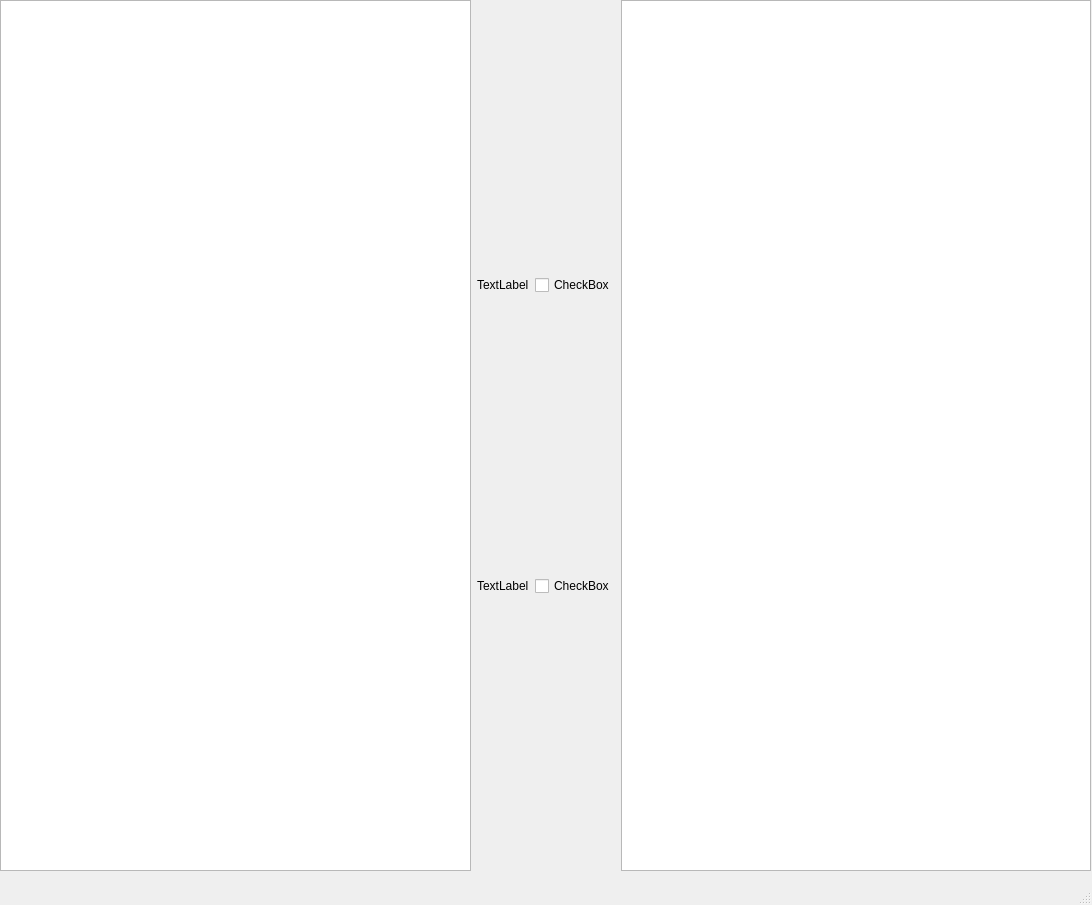
This is untitled.ui in DerZiad/Blockchain-Analyse-Von-Proof-Of-Work as Qt 5 draws it before an edit. The edited form follows.
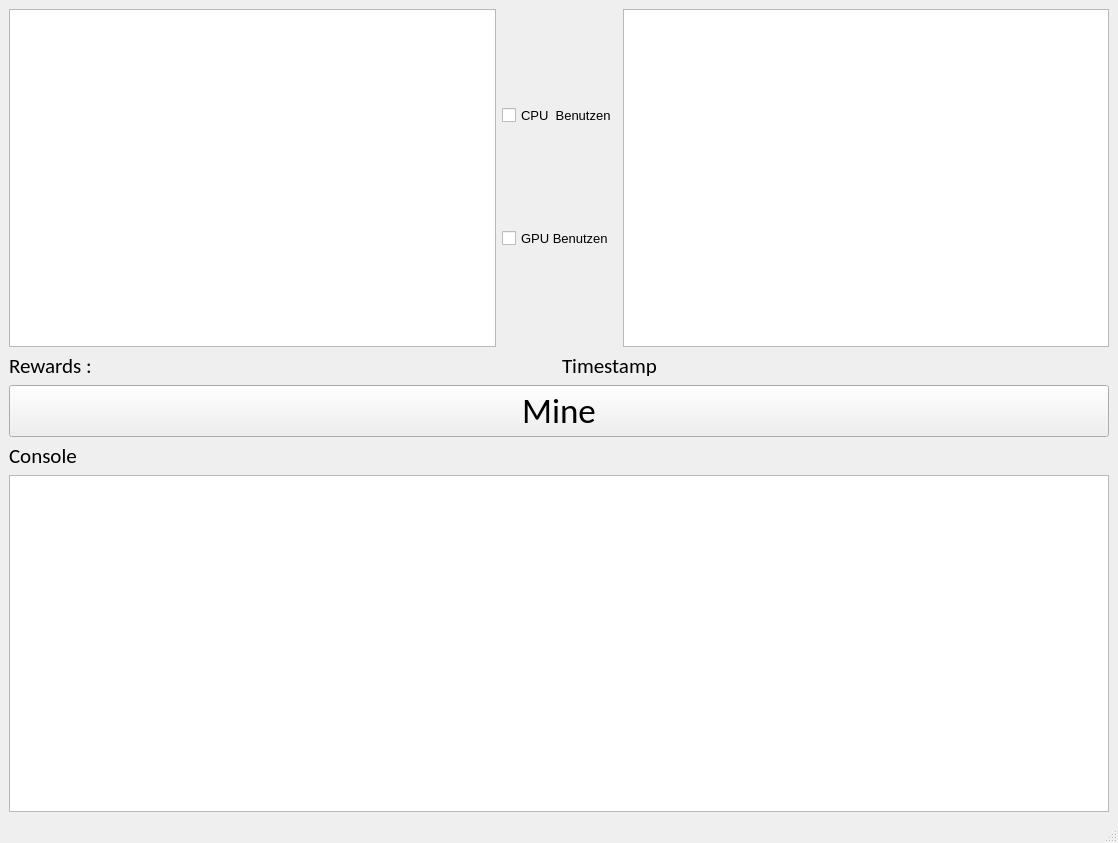
This is the edited form.

The edit to the form file:
```diff
--- a/untitled.ui
+++ b/untitled.ui
@@ -6,23 +6,16 @@
    <rect>
     <x>0</x>
     <y>0</y>
-    <width>1092</width>
-    <height>905</height>
+    <width>1118</width>
+    <height>843</height>
    </rect>
   </property>
   <property name="windowTitle">
    <string>MainWindow</string>
   </property>
   <widget class="QWidget" name="centralwidget">
-   <widget class="QWidget" name="verticalLayoutWidget_2">
-    <property name="geometry">
-     <rect>
-      <x>0</x>
-      <y>0</y>
-      <width>1091</width>
-      <height>871</height>
-     </rect>
-    </property>
+   <layout class="QGridLayout" name="gridLayout_2">
+    <item row="0" column="0">
     <layout class="QVBoxLayout" name="verticalLayout_2">
      <item>
       <layout class="QHBoxLayout" name="horizontalLayout">
@@ -33,17 +26,15 @@
         <layout class="QVBoxLayout" name="verticalLayout">
          <item>
           <layout class="QHBoxLayout" name="horizontalLayout_4">
-           <item>
-            <widget class="QLabel" name="label_2">
-             <property name="text">
-              <string>TextLabel</string>
-             </property>
-            </widget>
-           </item>
            <item>
             <widget class="QCheckBox" name="checkBox">
+              <property name="font">
+               <font>
+                <pointsize>10</pointsize>
+               </font>
+              </property>
              <property name="text">
-              <string>CheckBox</string>
+               <string>CPU  Benutzen</string>
              </property>
             </widget>
            </item>
@@ -51,17 +42,15 @@
          </item>
          <item>
           <layout class="QHBoxLayout" name="horizontalLayout_2">
-           <item>
-            <widget class="QLabel" name="label">
-             <property name="text">
-              <string>TextLabel</string>
-             </property>
-            </widget>
-           </item>
            <item>
             <widget class="QCheckBox" name="checkBox_2">
+              <property name="font">
+               <font>
+                <pointsize>10</pointsize>
+               </font>
+              </property>
              <property name="text">
-              <string>CheckBox</string>
+               <string>GPU Benutzen</string>
              </property>
             </widget>
            </item>
@@ -75,17 +64,71 @@
       </layout>
      </item>
     </layout>
-   </widget>
-  </widget>
-  <widget class="QMenuBar" name="menubar">
-   <property name="geometry">
-    <rect>
-     <x>0</x>
-     <y>0</y>
-     <width>1092</width>
-     <height>21</height>
-    </rect>
-   </property>
+    </item>
+    <item row="1" column="0">
+     <layout class="QGridLayout" name="gridLayout">
+      <item row="4" column="0">
+       <widget class="QLabel" name="label_3">
+        <property name="font">
+         <font>
+          <family>Calibri</family>
+          <pointsize>16</pointsize>
+         </font>
+        </property>
+        <property name="text">
+         <string>Console</string>
+        </property>
+       </widget>
+      </item>
+      <item row="1" column="0">
+       <widget class="QLabel" name="label_4">
+        <property name="font">
+         <font>
+          <family>Calibri</family>
+          <pointsize>16</pointsize>
+         </font>
+        </property>
+        <property name="text">
+         <string>Rewards : </string>
+        </property>
+       </widget>
+      </item>
+      <item row="1" column="1">
+       <widget class="QLabel" name="label_5">
+        <property name="font">
+         <font>
+          <family>Calibri</family>
+          <pointsize>16</pointsize>
+         </font>
+        </property>
+        <property name="text">
+         <string>Timestamp</string>
+        </property>
+       </widget>
+      </item>
+      <item row="2" column="0" rowspan="2" colspan="2">
+       <widget class="QPushButton" name="pushButton">
+        <property name="font">
+         <font>
+          <family>Calibri</family>
+          <pointsize>26</pointsize>
+         </font>
+        </property>
+        <property name="text">
+         <string>Mine</string>
+        </property>
+       </widget>
+      </item>
+     </layout>
+    </item>
+    <item row="2" column="0">
+     <layout class="QVBoxLayout" name="verticalLayout_4">
+      <item>
+       <widget class="QListView" name="listView_3"/>
+      </item>
+     </layout>
+    </item>
+   </layout>
   </widget>
   <widget class="QStatusBar" name="statusbar"/>
  </widget>
```
Left out of the diff: 2 changed lines with no effect on the pictures. Lines whose indentation alone changed are shown as unchanged.
